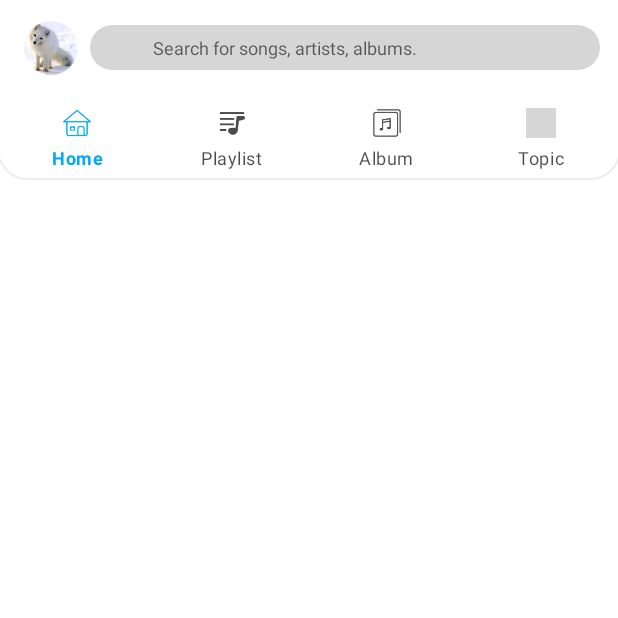
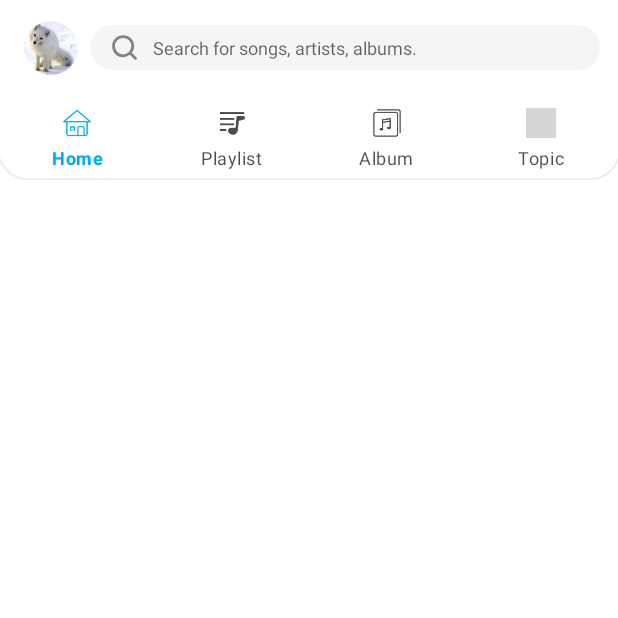
Before and after one commit to NamTranDinh/hn_java_native_my_musicapp_fe, an Android app: the fragment MainFragment shown on its own in the app's theme, on a phone screen of 412 x 824 dp, the top half of it. Run offline under Robolectric (Android 15) with nearby library versions, the light colour scheme and no system bars; our stand-ins replace CircleImageView; libraries missing offline, so code that uses them is left out: com.mct.components; 6 statements that could not run were skipped; grey boxes are pictures that could not be loaded.

Commit message:
fix commit

```diff
--- a/app/src/main/res/values/colors.xml
+++ b/app/src/main/res/values/colors.xml
@@ -4,7 +4,8 @@
     <color name="black_50">#80000000</color>
     <color name="white">#FFFFFFFF</color>
     <color name="white_70">#B3FFFFFF</color>
-
+    <color name="gray_100">#F5F5F5</color>
+    <color name="gray_400">#838383</color>
     <color name="app_launcher_background">#FFFFFF</color>
     <color name="ripple_color">#4DFFFFFF</color>
     <color name="toolbar_color">#FEFEFA</color>
--- a/app/src/main/res/values/strings.xml
+++ b/app/src/main/res/values/strings.xml
@@ -4,6 +4,7 @@
     <!-- notification channel  -->
     <string name="channel_name">Channel Play Music</string>
     <string name="channel_description">This channel uses to notification music when app play music</string>
+    <string name="content_desc_back">Back</string>
 
     <string name="menu_timer">Timer</string>
 
```
